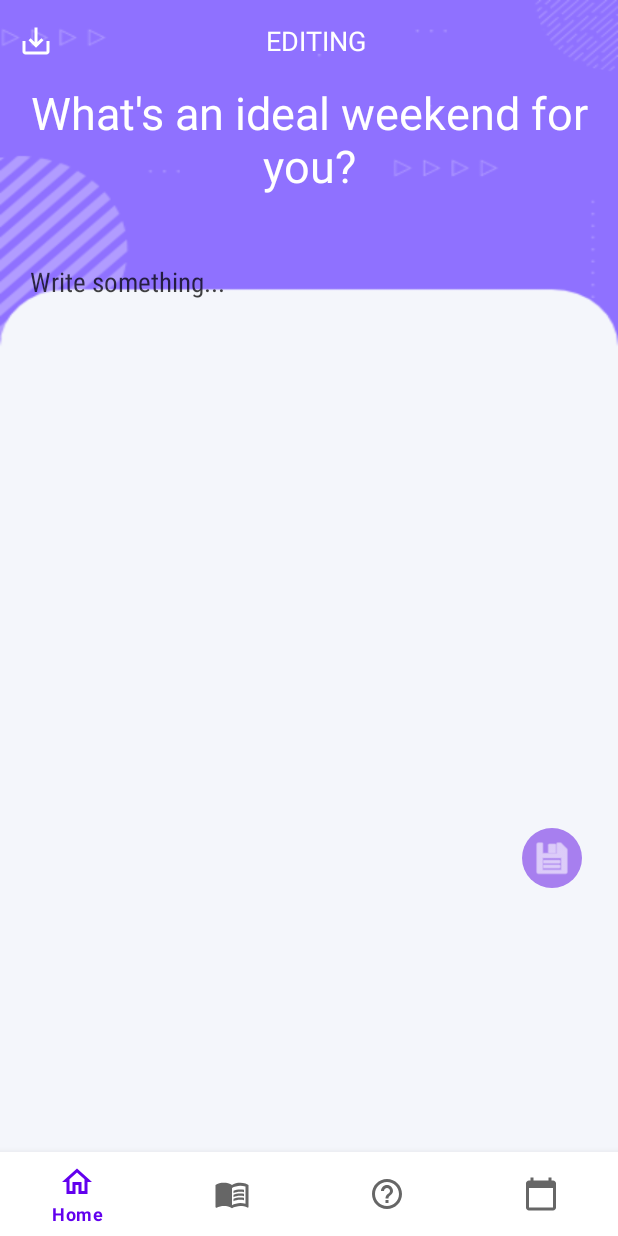
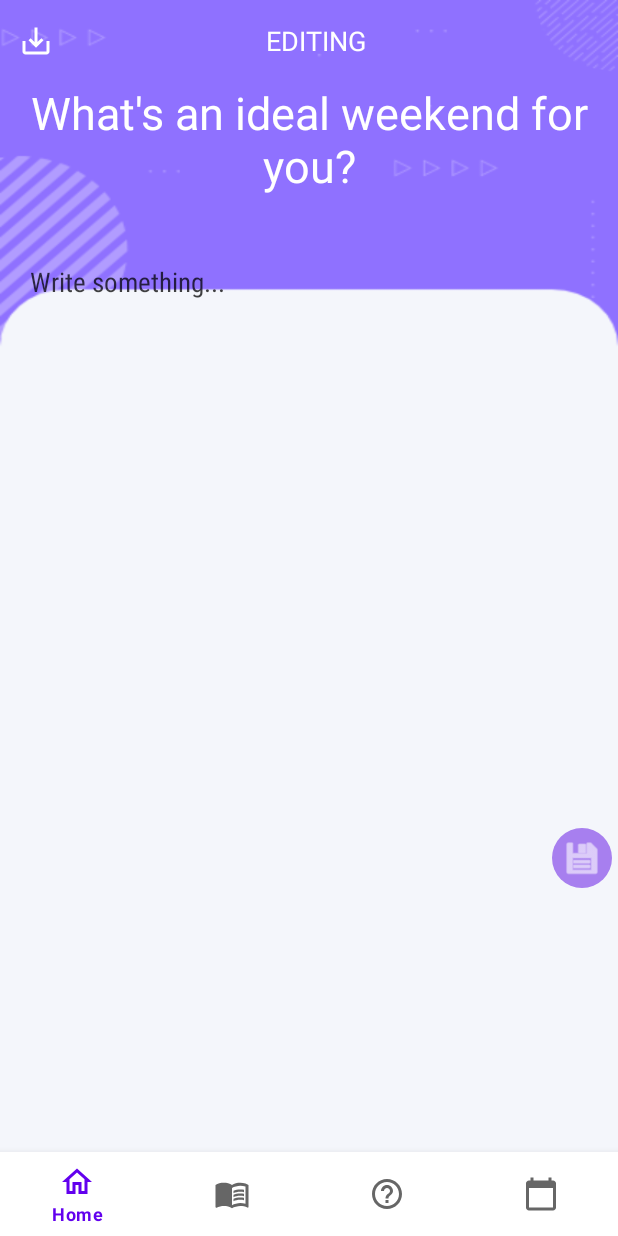
Before and after one commit to freepizzas/diario, an Android app: the EditEntryFragment screen opened through its navigation route, after a tap on an icon or button, on a phone screen of 412 x 824 dp. Run offline under Robolectric (Android 15) with nearby library versions, the phone set to English and light mode, and no system bars; our stand-ins replace navigation-ui; Roboto replaces fonts that are not available here; 2 statements that could not run were skipped.

```diff
--- a/app/src/main/java/android/unipu/diario/ui/entry/EditEntryFragment.java
+++ b/app/src/main/java/android/unipu/diario/ui/entry/EditEntryFragment.java
@@ -72,12 +72,16 @@ public class EditEntryFragment extends Fragment {
             @Override
             public void onClick(View v) {
                 String entryTitle = entry.title.replace(" ", "");
-                File outFile = new File(Environment.getExternalStorageDirectory().getAbsolutePath(), entryTitle + ".txt");
+                File outFile = new File(Environment.getExternalStoragePublicDirectory(Environment.DIRECTORY_DOWNLOADS), entryTitle + ".txt");
                 try {
                     BufferedWriter out = new BufferedWriter(new FileWriter(outFile));
                     out.write(entry.toString());
                     out.close();
+                    Toast.makeText(getActivity(), "Saved entry to Downloads",
+                            Toast.LENGTH_LONG).show();
                 } catch (IOException e) {
+                    Toast.makeText(getActivity(), "Unable to save - missing storage permission",
+                            Toast.LENGTH_LONG).show();
                     e.printStackTrace();
                 }
             }
--- a/app/src/main/res/layout/fragment_editentry.xml
+++ b/app/src/main/res/layout/fragment_editentry.xml
@@ -92,15 +92,13 @@
 
             <com.google.android.material.floatingactionbutton.FloatingActionButton
                 android:id="@+id/saveBtn"
-                android:layout_gravity="right"
                 android:layout_width="wrap_content"
                 android:layout_height="wrap_content"
                 android:layout_alignParentEnd="true"
                 android:layout_alignParentBottom="true"
-                android:layout_marginEnd="20dp"
-                android:layout_marginBottom="20dp"
+                android:layout_gravity="right"
                 android:clickable="true"
-                android:elevation="0dp"
+                android:elevation="2dp"
                 android:focusable="true"
                 android:longClickable="true"
                 android:src="@android:drawable/ic_menu_save"
```
Also changed, not shown: app/src/main/java/android/unipu/diario/ui/entry/EntryListItemFragment.java (+1 -8 lines).
